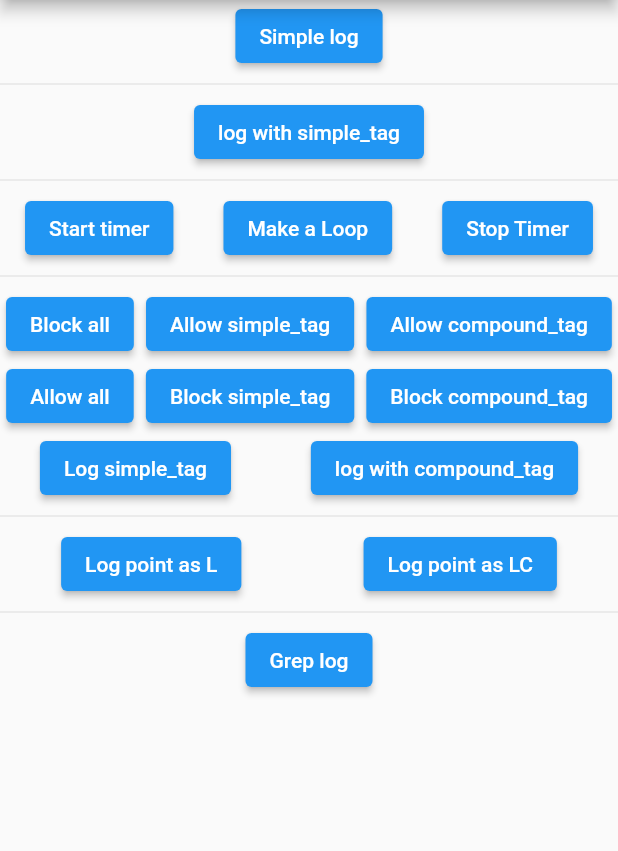
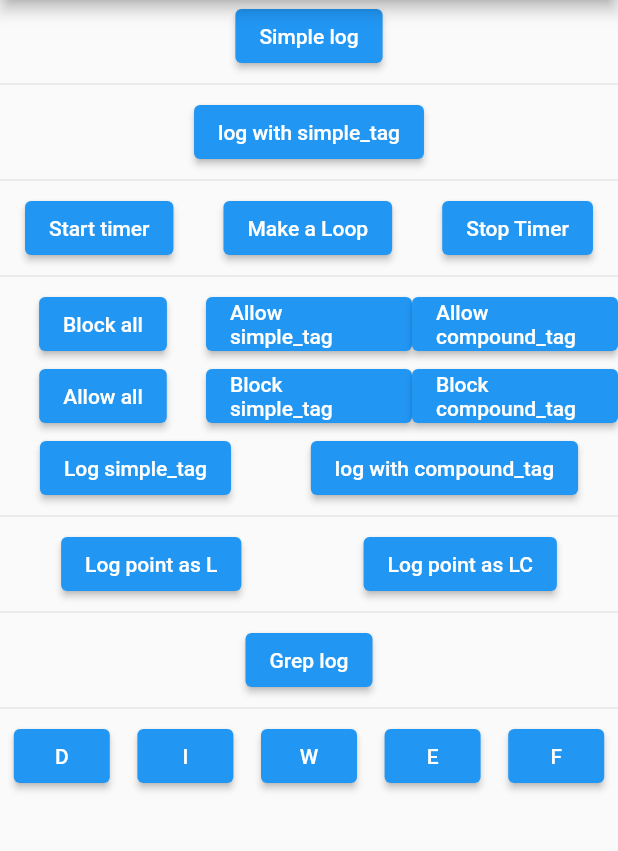
Before and after one commit to appvinio/linio, a Flutter app: the screen it shows after launch, after a tap on "Log point as L", on a phone screen of 412 x 824 dp, the part 84-935 px from its top. Run offline on Flutter 3.47's test engine with Material 2 defaults, Android fonts, the phone set to English and light mode, and no system bars; our stand-ins replace dio, universal_platform.

Commit message:
update formatted

```diff
--- a/packages/linio/example/lib/main.dart
+++ b/packages/linio/example/lib/main.dart
@@ -4,9 +4,9 @@ import 'package:linio/linio.dart';
 void main() {
   Linio.custom(
     headers: [
-      // UpTimeLogHeader(),
-      // DateTimeLinioHeader(),
       AvoidFlutterHeader(),
+      // UpTimeLinioHeader(),
+      DateTimeLinioHeader(),
       LevelLinioHeader(),
       TagLinioHeader(),
       LiveLinioHeader(),
@@ -108,6 +108,9 @@ class _MyHomePageState extends State<MyHomePage> {
           Divider(),
           //Grep console
           grepConsole(),
+          Divider(),
+          //Levels
+          levels(),
         ],
       ),
     );
@@ -119,13 +122,13 @@ class _MyHomePageState extends State<MyHomePage> {
       children: [
         ElevatedButton(
           onPressed: () {
-            L.log('log_point');
+            L.log('-l w log_point');
           },
           child: Text('Log point as L'),
         ),
         ElevatedButton(
           onPressed: () {
-            LC.log('log_point');
+            LC.log('-l w log_point');
           },
           child: Text('Log point as LC'),
         ),
@@ -139,7 +142,8 @@ class _MyHomePageState extends State<MyHomePage> {
         Row(
           mainAxisAlignment: MainAxisAlignment.spaceAround,
           children: [
-            Column(
+            Expanded(
+              child: Column(
                 children: [
                   ElevatedButton(
                     onPressed: () {
@@ -155,7 +159,9 @@ class _MyHomePageState extends State<MyHomePage> {
                   ),
                 ],
               ),
-            Column(
+            ),
+            Expanded(
+              child: Column(
                 children: [
                   ElevatedButton(
                     onPressed: () {
@@ -171,7 +177,9 @@ class _MyHomePageState extends State<MyHomePage> {
                   ),
                 ],
               ),
-            Column(
+            ),
+            Expanded(
+              child: Column(
                 children: [
                   ElevatedButton(
                     onPressed: () {
@@ -186,6 +194,7 @@ class _MyHomePageState extends State<MyHomePage> {
                     child: Text('Block compound_tag'),
                   ),
                 ],
+              ),
             ),
           ],
         ),
@@ -272,4 +281,42 @@ class _MyHomePageState extends State<MyHomePage> {
       child: Text('Grep log'),
     );
   }
+
+  Widget levels() {
+    return Row(
+      mainAxisAlignment: MainAxisAlignment.spaceAround,
+      children: [
+        ElevatedButton(
+          onPressed: () {
+            L.d.log('log_point');
+          },
+          child: Text('D'),
+        ),
+        ElevatedButton(
+          onPressed: () {
+            L.i.log('log_point');
+          },
+          child: Text('I'),
+        ),
+        ElevatedButton(
+          onPressed: () {
+            L.w.log('log_point');
+          },
+          child: Text('W'),
+        ),
+        ElevatedButton(
+          onPressed: () {
+            L.e.log('log_point');
+          },
+          child: Text('E'),
+        ),
+        ElevatedButton(
+          onPressed: () {
+            L.f.log('log_point');
+          },
+          child: Text('F'),
+        ),
+      ],
+    );
   }
+}
--- a/packages/linio/lib/linio.dart
+++ b/packages/linio/lib/linio.dart
@@ -2,6 +2,10 @@ library linio;
 
 import 'dart:async';
 import 'dart:io';
+
+export 'package:universal_platform/universal_platform.dart';
+
+import 'package:universal_platform/universal_platform.dart';
 
 import 'args/args.dart';
 import 'args/command_runner.dart';
--- a/packages/linio/lib/src/commands/log_point_command.dart
+++ b/packages/linio/lib/src/commands/log_point_command.dart
@@ -10,14 +10,18 @@ class LogPointCommand extends LinioCommand {
 
   run() {
     final stackTraceLines = StackTrace.current.toString().split('\n');
-    final preIndex =
-    stackTraceLines.indexWhere((element) => element.contains('Linio'));
-    final realIndex =
-    stackTraceLines.indexWhere((element) => !element.contains('Linio'), preIndex);
-    final line = stackTraceLines[realIndex];
-    final startPointPrefix = line.indexOf('(');
-    final lastPointPrefix = line.indexOf(')') + 1;
-    final point = line.substring(startPointPrefix, lastPointPrefix);
-    return [point];
+    if (UniversalPlatform.isWeb) {
+      return ['test'];
+    } else if (UniversalPlatform.isAndroid || UniversalPlatform.isIOS || UniversalPlatform.isMacOS) {
+      final preIndex = stackTraceLines.indexWhere((element) => element.contains('Linio'));
+      final realIndex = stackTraceLines.indexWhere((element) => !element.contains('Linio'), preIndex);
+      final line = stackTraceLines[realIndex];
+      final startPointPrefix = line.indexOf('(');
+      final lastPointPrefix = line.indexOf(')') + 1;
+      final point = line.substring(startPointPrefix, lastPointPrefix);
+      return [point];
+    } else {
+      return ['Unknown log point'];
+    }
   }
 }
--- a/packages/linio/lib/src/instance/linio.dart
+++ b/packages/linio/lib/src/instance/linio.dart
@@ -11,14 +11,27 @@ class Linio {
     this.manipulators = const [],
     this.filters = const [],
   }) {
-
     streamController = StreamController<Function>();
     streamController.stream.asyncMap((event) => event()).listen((event) {});
     commandRunner = LinioCommandRunner('linio', 'linio');
     commandRunner.argParser.addOption('tag', abbr: 't');
-    commandRunner.argParser.addOption('mode', abbr: 'm', allowed: ['s', 'l', 'static', 'live'], defaultsTo: 's');
+    commandRunner.argParser.addOption('mode',
+        abbr: 'm', allowed: ['s', 'l', 'static', 'live'], defaultsTo: 's');
     commandRunner.argParser.addOption('level',
-        abbr: 'l', allowed: ['d', 'i', 'w', 'e', 'f', 'debug', 'info', 'warn', 'error', 'fatal'], defaultsTo: 'd');
+        abbr: 'l',
+        allowed: [
+          'd',
+          'i',
+          'w',
+          'e',
+          'f',
+          'debug',
+          'info',
+          'warn',
+          'error',
+          'fatal'
+        ],
+        defaultsTo: 'd');
     manipulators.forEach((element) {
       commandRunner.addCommand(element);
     });
@@ -94,12 +107,20 @@ class Linio {
   late StreamController<Function> streamController;
 
   void log(dynamic logOrCommand, [dynamic log]) {
-    final linioCommand = commandRunner.argParser
-        .parse((log != null ? logOrCommand : (logOrCommand is String ? logOrCommand : '')).toString().split(' '));
+    print('RFL DEBUG: $logOrCommand | $log');
+
+    final linioCommand = commandRunner.argParser.parse((log != null
+            ? logOrCommand
+            : (logOrCommand is String ? logOrCommand : ''))
+        .toString()
+        .split(' '));
     List<String> linioCommandResult;
     if (linioCommand.command?.name?.isNotEmpty == true) {
-      linioCommandResult = commandRunner
-              .run((log != null ? logOrCommand : (logOrCommand is String ? logOrCommand : '')).toString().split(' ')) ??
+      linioCommandResult = commandRunner.run((log != null
+                  ? logOrCommand
+                  : (logOrCommand is String ? logOrCommand : ''))
+              .toString()
+              .split(' ')) ??
           [];
       if (log == null && logOrCommand != null) {
         logOrCommand = null;
@@ -109,7 +130,9 @@ class Linio {
     }
 
     final linioLog = log ?? logOrCommand;
-    final tagCandidate = log != null ? (linioCommand.rest.isNotEmpty ? linioCommand.rest.first : '') : '';
+    final tagCandidate = log != null
+        ? (linioCommand.rest.isNotEmpty ? linioCommand.rest.first : '')
+        : '';
     String linioTag = linioCommand['tag'] ?? (log != null ? tagCandidate : '');
 
     LinioLogType linioLogType = LinioLogType.static;
@@ -146,15 +169,19 @@ class Linio {
         linioLogLevel = LinioLogLevel.fatal;
         break;
     }
-    final options = LinioOptions(linioLogType, linioLogLevel, linioTag, linioLog ?? '', linioCommand);
+    final options = LinioOptions(
+        linioLogType, linioLogLevel, linioTag, linioLog ?? '', linioCommand);
     if (filters.any((element) => !element.shouldLog(options))) {
       return;
     }
     _print(linioCommand, linioCommandResult, linioLog, options);
   }
 
-  void _print(ArgResults command, List<String> commandResult, dynamic log, LinioOptions options) {
-    final formatter = formatters.firstWhere((element) => element.handleLog(log));
-    printers.forEach((printer) => printer.print(command, [...commandResult, ...formatter.format(log)], options));
+  void _print(ArgResults command, List<String> commandResult, dynamic log,
+      LinioOptions options) {
+    final formatter =
+        formatters.firstWhere((element) => element.handleLog(log));
+    printers.forEach((printer) => printer.print(
+        command, [...commandResult, ...formatter.format(log)], options));
   }
 }
--- a/packages/linio/pubspec.yaml
+++ b/packages/linio/pubspec.yaml
@@ -1,13 +1,13 @@
 name: linio
 description: Highly composable log library. Add headers, footers, tags. Filter and format logs.
-version: 0.0.5
+version: 0.0.6
 homepage: https://github.com/appvinio/linio
-
 
 environment:
   sdk: ">=2.12.0 <3.0.0"
 
-#dependencies:
+dependencies:
+  universal_platform: ^1.0.0+1
 
 dev_dependencies:
   test: any
--- a/packages/linio_pretty_dio_interceptor/example/linio_pretty_dio_interceptor_example.dart
+++ b/packages/linio_pretty_dio_interceptor/example/linio_pretty_dio_interceptor_example.dart
@@ -1,5 +1 @@
-import 'package:linio_pretty_dio_interceptor/linio_pretty_dio_interceptor.dart';
-
-void main() {
-
-}
+void main() {}
```
Also changed, not shown: packages/linio/lib/src/managers/inline_call/linio_inline.dart (+8 -2 lines), packages/linio/lib/src/managers/linio_tag_manager.dart (+10 -2 lines), packages/linio_pretty_dio_interceptor/lib/src/linio_pretty_dio_formatter.dart (+12 -8 lines), 2 other files. Lines whose indentation alone changed are shown as unchanged.
